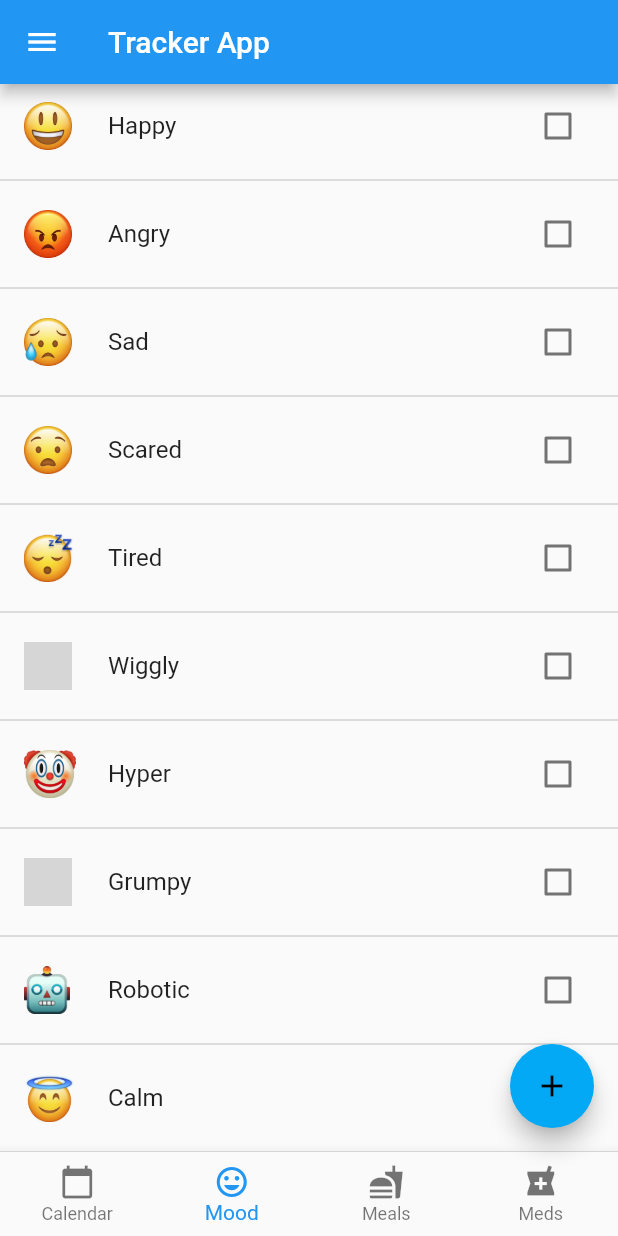
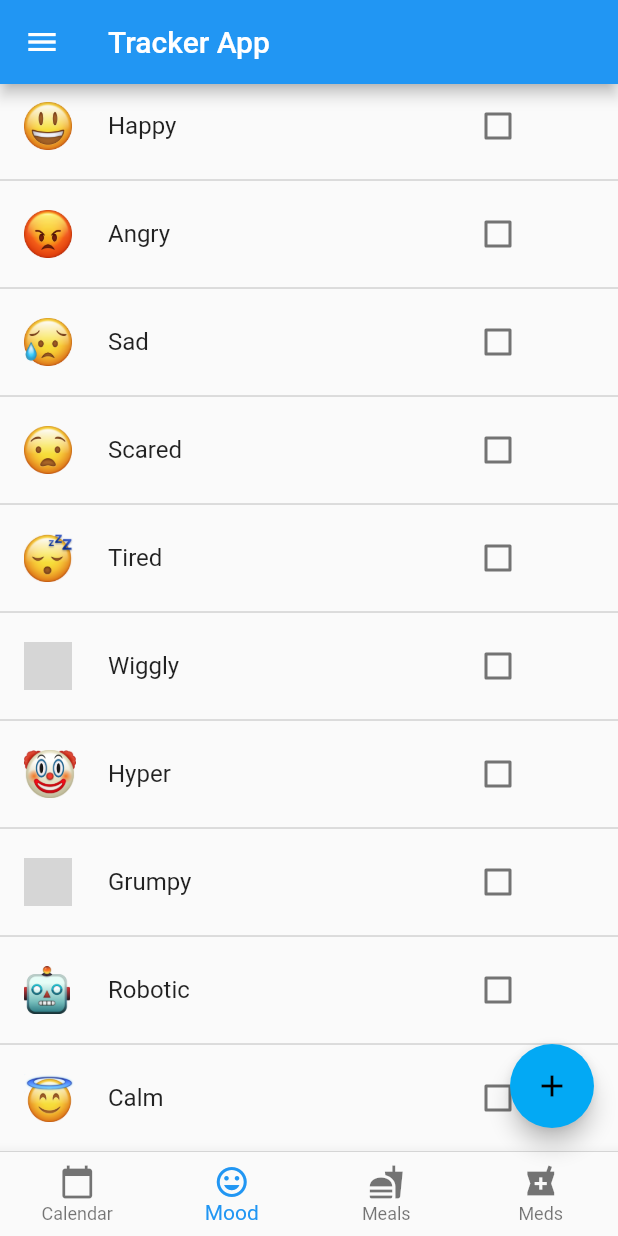
Before and after one commit to aawhitfield/mood_app, a Flutter app: the screen it shows after launch, on a phone screen of 412 x 824 dp. Run offline on Flutter 3.47's test engine with Material 2 defaults, Android fonts, the phone set to English and light mode, and no system bars; our stand-ins replace shared_preferences; project files that could hold a hidden picture were left out; grey boxes are pictures that could not be loaded.

```diff
--- a/lib/mood.dart
+++ b/lib/mood.dart
@@ -68,7 +68,7 @@ class MoodContainerState extends State<MoodContainer>
         });
       },
       trailing: Padding(
-        padding: const EdgeInsets.only(right: 0.0),
+        padding: const EdgeInsets.only(right: 40.0),
       child: new Checkbox(                                                      // adds a checkbox on the end of each tile to indicate to the user if the emotion is/isn't in the list
             value: emotionSelected,                                             // matches the checkbox with whether or not it is in the list
             onChanged: (bool newValue) {
--- a/lib/mood_notes.dart
+++ b/lib/mood_notes.dart
@@ -222,7 +222,7 @@ class MoodNotesDialogState extends State<MoodNotesDialog>
 
   @override                                                                     // also useless but I didn't know what other function I could run when Widget built
   void initState() {
-    //super.initState();
+    super.initState();
     print('initState');
     widget.onLoad(context);
   }
```
Also changed, not shown: 2 other files.
